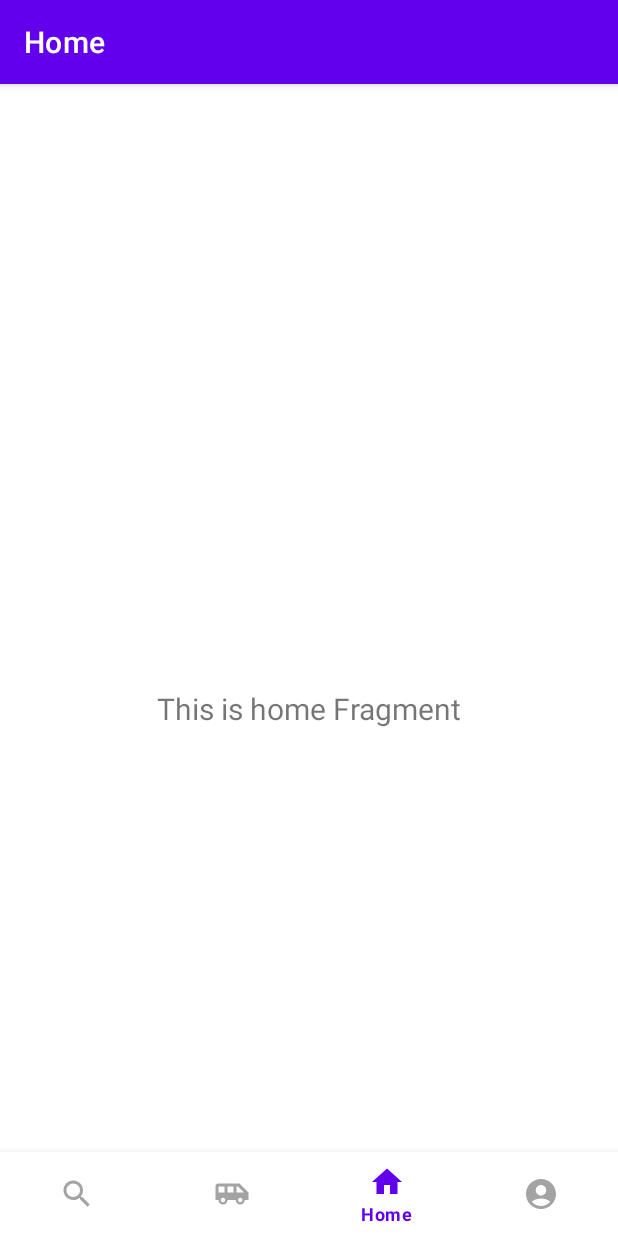
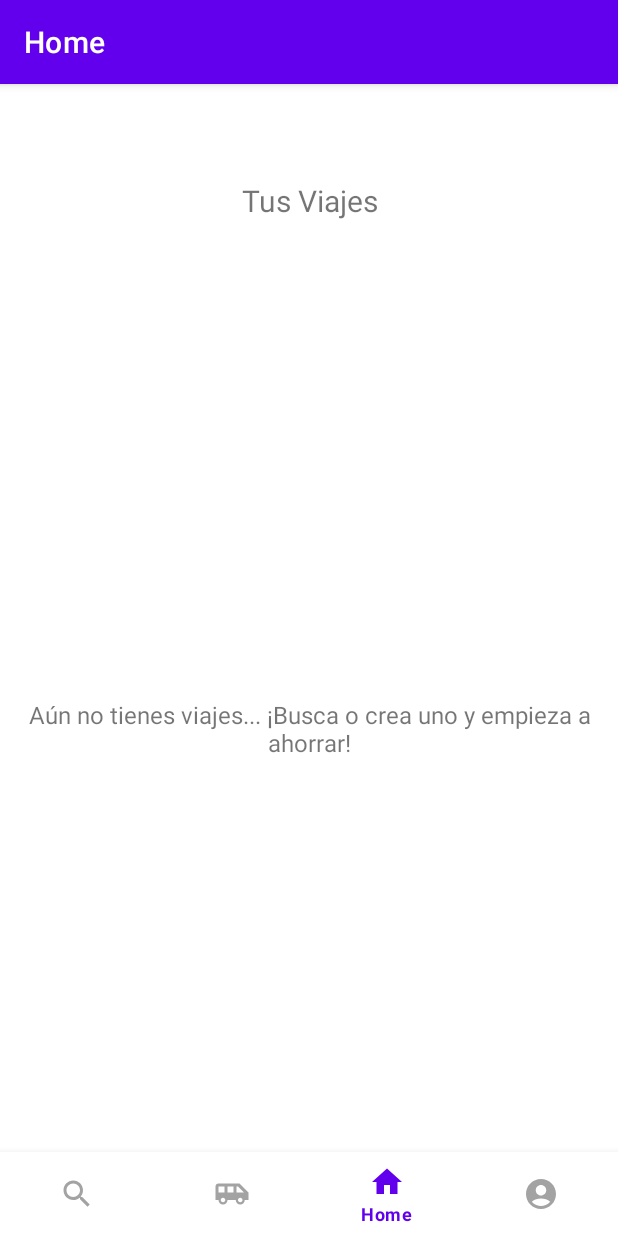
Before and after one commit to AlbertoLG01/Share-Go, an Android app: the PublishFragment screen opened through its navigation route, item 3 of the bottom bar chosen, on a phone screen of 412 x 824 dp. Run offline under Robolectric (Android 15) with nearby library versions, the phone set to English and light mode, and no system bars; our stand-ins replace Firebase (no records; nobody signed in at launch, a user with empty details on screens opened directly), navigation-ui; 1 statement that could not run was skipped.

Commit message:
16/05 Antes de empezar a odificar los fragments

```diff
--- a/app/src/main/java/com/example/sharego/ui/home/HomeFragment.kt
+++ b/app/src/main/java/com/example/sharego/ui/home/HomeFragment.kt
@@ -7,11 +7,12 @@ import android.view.ViewGroup
 import android.widget.TextView
 import androidx.fragment.app.Fragment
 import androidx.lifecycle.ViewModelProvider
-import com.example.sharego.databinding.FragmentNotificationsBinding
+import androidx.recyclerview.widget.RecyclerView
+import com.example.sharego.databinding.FragmentHomeBinding
 
 class HomeFragment : Fragment() {
 
-    private var _binding: FragmentNotificationsBinding? = null
+    private var _binding: FragmentHomeBinding? = null
 
     // This property is only valid between onCreateView and
     // onDestroyView.
@@ -25,13 +26,21 @@ class HomeFragment : Fragment() {
         val homeViewModel =
                 ViewModelProvider(this).get(HomeViewModel::class.java)
 
-        _binding = FragmentNotificationsBinding.inflate(inflater, container, false)
+        _binding = FragmentHomeBinding.inflate(inflater, container, false)
         val root: View = binding.root
 
-        val textView: TextView = binding.textNotifications
+        val textView: TextView = binding.textHome
         homeViewModel.text.observe(viewLifecycleOwner) {
             textView.text = it
         }
+
+        val recyclerView: RecyclerView = binding.recyclerView
+
+        val defaultText: TextView = binding.defaultText
+        homeViewModel.viajes.observe(viewLifecycleOwner) {
+            defaultText.text = it.get(0).Origen
+        }
+
         return root
     }
 
--- a/app/src/main/java/com/example/sharego/ui/home/HomeViewModel.kt
+++ b/app/src/main/java/com/example/sharego/ui/home/HomeViewModel.kt
@@ -1,13 +1,43 @@
 package com.example.sharego.ui.home
 
+import android.util.Log
 import androidx.lifecycle.LiveData
 import androidx.lifecycle.MutableLiveData
 import androidx.lifecycle.ViewModel
+import com.example.sharego.dataClasses.Viaje
+import com.google.firebase.firestore.ktx.firestore
+import com.google.firebase.ktx.Firebase
+import com.google.firebase.firestore.ktx.toObjects
 
 class HomeViewModel : ViewModel() {
 
+    private val _viajes = MutableLiveData<List<Viaje>>()
+    val viajes: LiveData<List<Viaje>> = _viajes
+
     private val _text = MutableLiveData<String>().apply {
-        value = "This is home Fragment"
+        value = "Tus Viajes"
     }
     val text: LiveData<String> = _text
+
+    //Base de Datos
+    val db = Firebase.firestore
+    val userID = "pUvzJWWI7DfpvDO0TgqP"  //ANA.... CAMBIAR POR USER ID CUANDO SE INICIE SESION
+
+    init {
+        // Get the viajes from the database
+        getViajes()
+    }
+
+    private fun getViajes() {
+
+        db.collection("Viajes")
+            .whereArrayContains("Pasajeros", db.document("Usuarios/$userID"))
+            .get()
+            .addOnSuccessListener { querySnapshot ->
+                val viajeList = querySnapshot.toObjects<Viaje>()
+                Log.i("viajeList", "viajeList: $viajeList")
+                _viajes.value = viajeList
+            }
+
+    }
 }
--- a/app/src/main/java/com/example/sharego/ui/publish/PublishFragment.kt
+++ b/app/src/main/java/com/example/sharego/ui/publish/PublishFragment.kt
@@ -7,11 +7,11 @@ import android.view.ViewGroup
 import android.widget.TextView
 import androidx.fragment.app.Fragment
 import androidx.lifecycle.ViewModelProvider
-import com.example.sharego.databinding.FragmentDashboardBinding
+import com.example.sharego.databinding.FragmentPublishBinding
 
 class PublishFragment : Fragment() {
 
-    private var _binding: FragmentDashboardBinding? = null
+    private var _binding: FragmentPublishBinding? = null
 
     // This property is only valid between onCreateView and
     // onDestroyView.
@@ -25,10 +25,10 @@ class PublishFragment : Fragment() {
         val publishViewModel =
                 ViewModelProvider(this).get(PublishViewModel::class.java)
 
-        _binding = FragmentDashboardBinding.inflate(inflater, container, false)
+        _binding = FragmentPublishBinding.inflate(inflater, container, false)
         val root: View = binding.root
 
-        val textView: TextView = binding.textDashboard
+        val textView: TextView = binding.textPublish
         publishViewModel.text.observe(viewLifecycleOwner) {
             textView.text = it
         }
--- a/app/src/main/java/com/example/sharego/ui/search/SearchFragment.kt
+++ b/app/src/main/java/com/example/sharego/ui/search/SearchFragment.kt
@@ -7,11 +7,11 @@ import android.view.ViewGroup
 import android.widget.TextView
 import androidx.fragment.app.Fragment
 import androidx.lifecycle.ViewModelProvider
-import com.example.sharego.databinding.FragmentHomeBinding
+import com.example.sharego.databinding.FragmentSearchBinding
 
 class SearchFragment : Fragment() {
 
-    private var _binding: FragmentHomeBinding? = null
+    private var _binding: FragmentSearchBinding? = null
 
     // This property is only valid between onCreateView and
     // onDestroyView.
@@ -25,10 +25,10 @@ class SearchFragment : Fragment() {
         val searchViewModel =
                 ViewModelProvider(this).get(SearchViewModel::class.java)
 
-        _binding = FragmentHomeBinding.inflate(inflater, container, false)
+        _binding = FragmentSearchBinding.inflate(inflater, container, false)
         val root: View = binding.root
 
-        val textView: TextView = binding.textHome
+        val textView: TextView = binding.textSearch
         searchViewModel.text.observe(viewLifecycleOwner) {
             textView.text = it
         }
--- a/app/src/main/res/layout/fragment_home.xml
+++ b/app/src/main/res/layout/fragment_home.xml
@@ -4,7 +4,7 @@
     xmlns:tools="http://schemas.android.com/tools"
     android:layout_width="match_parent"
     android:layout_height="match_parent"
-    tools:context=".ui.search.HomeFragment">
+    tools:context=".ui.home.HomeFragment">
 
     <TextView
         android:id="@+id/text_home"
@@ -13,10 +13,37 @@
         android:layout_marginStart="8dp"
         android:layout_marginTop="8dp"
         android:layout_marginEnd="8dp"
+        android:textSize="20sp"
         android:textAlignment="center"
-        android:textSize="20sp"
+        app:layout_constraintEnd_toEndOf="parent"
+        app:layout_constraintStart_toStartOf="parent"
+        app:layout_constraintTop_toTopOf="parent" />
+
+    <TextView
+        android:id="@+id/default_text"
+        android:layout_width="wrap_content"
+        android:layout_height="wrap_content"
+        android:text="@string/default_home_text"
+        android:textSize="16sp"
+        android:textAlignment="center"
         app:layout_constraintBottom_toBottomOf="parent"
         app:layout_constraintEnd_toEndOf="parent"
         app:layout_constraintStart_toStartOf="parent"
-        app:layout_constraintTop_toTopOf="parent" />
+        app:layout_constraintTop_toBottomOf="@+id/text_home"
+        />
+
+    <androidx.recyclerview.widget.RecyclerView
+        android:id="@+id/recycler_view"
+        android:layout_width="match_parent"
+        android:layout_height="wrap_content"
+        app:layout_constraintTop_toTopOf="@id/text_home"
+        app:layout_constraintStart_toStartOf="parent"
+        app:layout_constraintBottom_toBottomOf="parent"
+        android:visibility="gone"/>
+
+
+
+
+
+
 </androidx.constraintlayout.widget.ConstraintLayout>
--- a/app/src/main/res/layout/fragment_dashboard.xml
+++ b/app/src/main/res/layout/fragment_publish.xml
@@ -7,7 +7,7 @@
     tools:context=".ui.publish.PublishFragment">
 
     <TextView
-        android:id="@+id/text_dashboard"
+        android:id="@+id/text_publish"
         android:layout_width="match_parent"
         android:layout_height="wrap_content"
         android:layout_marginStart="8dp"
--- a/app/src/main/res/layout/fragment_notifications.xml
+++ b/app/src/main/res/layout/fragment_search.xml
@@ -4,10 +4,10 @@
     xmlns:tools="http://schemas.android.com/tools"
     android:layout_width="match_parent"
     android:layout_height="match_parent"
-    tools:context=".ui.home.HomeFragment">
+    tools:context=".ui.search.SearchFragment">
 
     <TextView
-        android:id="@+id/text_notifications"
+        android:id="@+id/text_search"
         android:layout_width="match_parent"
         android:layout_height="wrap_content"
         android:layout_marginStart="8dp"
--- a/app/src/main/res/navigation/mobile_navigation.xml
+++ b/app/src/main/res/navigation/mobile_navigation.xml
@@ -9,19 +9,19 @@
         android:id="@+id/navigation_search"
         android:name="com.example.sharego.ui.search.SearchFragment"
         android:label="@string/title_search"
-        tools:layout="@layout/fragment_home" />
+        tools:layout="@layout/fragment_search" />
 
     <fragment
         android:id="@+id/navigation_publish"
         android:name="com.example.sharego.ui.publish.PublishFragment"
         android:label="@string/title_publish"
-        tools:layout="@layout/fragment_dashboard" />
+        tools:layout="@layout/fragment_publish" />
 
     <fragment
         android:id="@+id/navigation_home"
         android:name="com.example.sharego.ui.home.HomeFragment"
         android:label="@string/title_home"
-        tools:layout="@layout/fragment_notifications" />
+        tools:layout="@layout/fragment_home" />
 
     <fragment
         android:id="@+id/navigation_profile"
--- a/app/src/main/res/values/strings.xml
+++ b/app/src/main/res/values/strings.xml
@@ -4,6 +4,7 @@
     <string name="title_publish">Publish</string>
     <string name="title_home">Home</string>
     <string name="title_profile">Profile</string>
-<!-- TODO: Remove or change this placeholder text -->
+
     <string name="hello_blank_fragment">Hello blank fragment</string>
+    <string name="default_home_text">Aún no tienes viajes... ¡Busca o crea uno y empieza a ahorrar!</string>
 </resources>
--- a/build.gradle.kts
+++ b/build.gradle.kts
@@ -2,4 +2,5 @@
 plugins {
     alias(libs.plugins.android.application) apply false
     alias(libs.plugins.jetbrains.kotlin.android) apply false
+    id("com.google.gms.google-services") version "4.4.1" apply false
 }
```
Also changed, not shown: app/build.gradle.kts (+7 -0 lines), app/src/main/java/com/example/sharego/dataClasses/Viaje.kt (added, +13 -0 lines), gradle/libs.versions.toml (+9 -0 lines), 2 other files.
